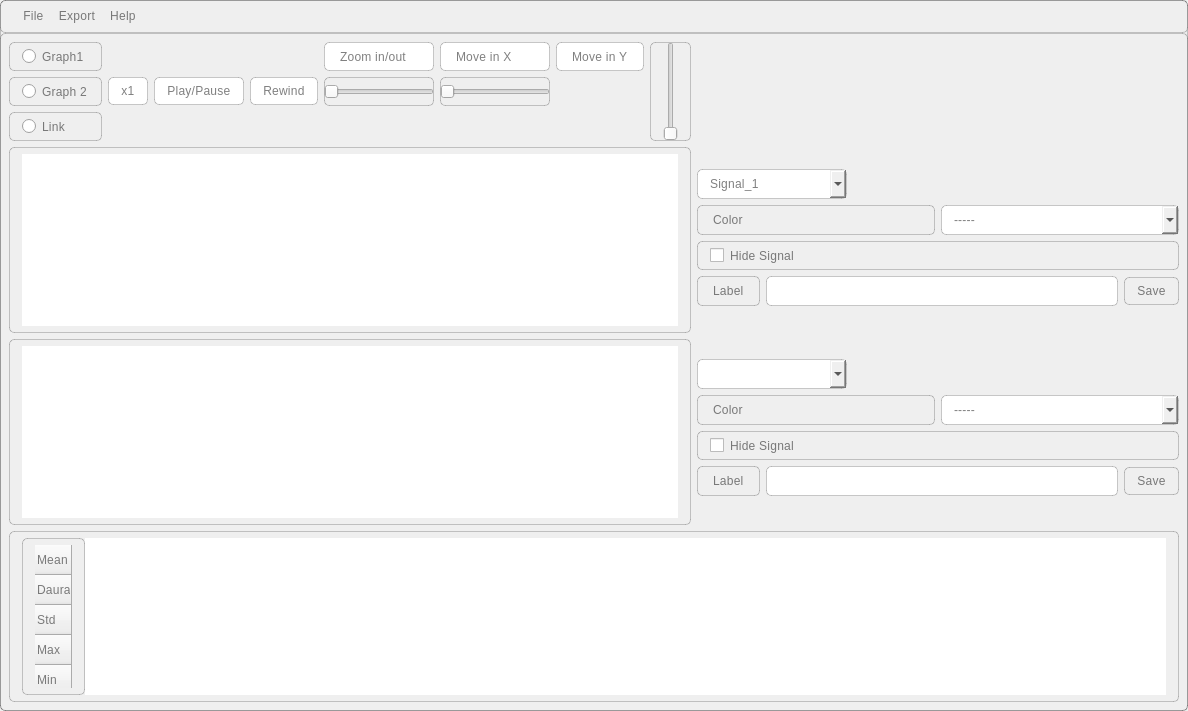
First picture: the form in main.ui, repository AliBadran716/Signal_Viewer, before the edit.
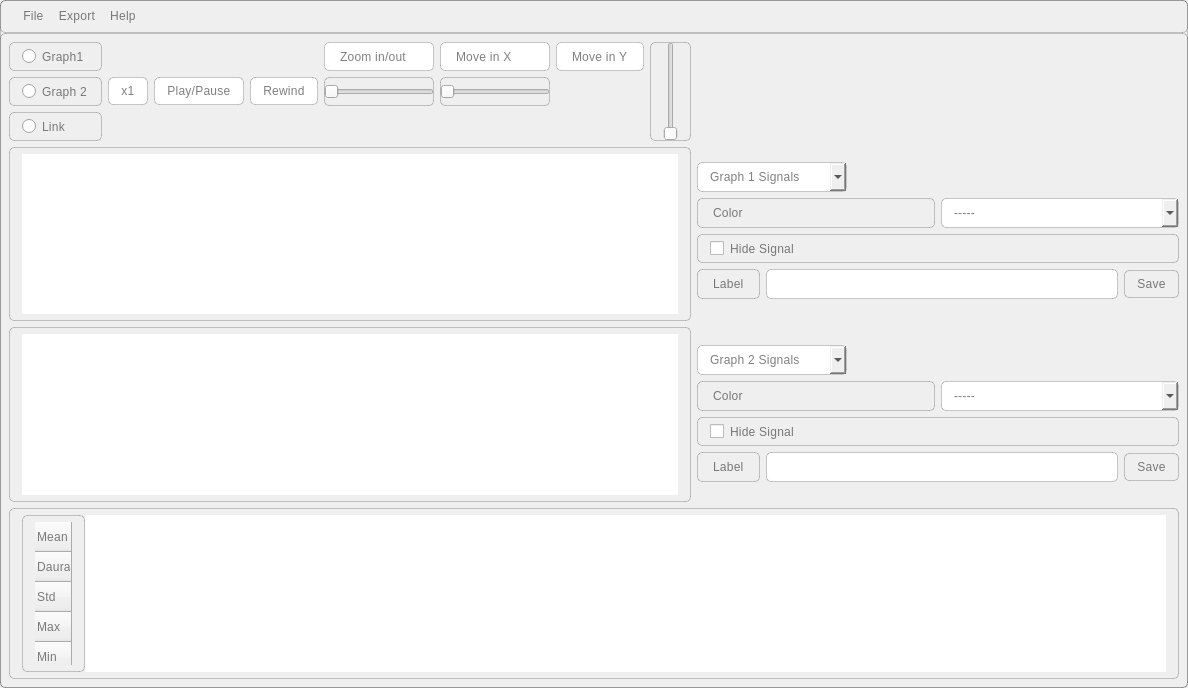
Second picture: the form after the edit. Custom widgets are drawn as their Qt base class.

Commit message: Add signal to graph and edit Signals ComboBox

```diff
--- a/main.ui
+++ b/main.ui
@@ -7,7 +7,7 @@
     <x>0</x>
     <y>0</y>
     <width>1188</width>
-    <height>711</height>
+    <height>688</height>
    </rect>
   </property>
   <property name="windowTitle">
@@ -256,7 +256,7 @@
               </property>
               <item>
                <property name="text">
-                <string>Signal_1</string>
+                <string>Graph 1 Signals</string>
                </property>
               </item>
              </widget>
@@ -374,6 +374,11 @@
                 <height>0</height>
                </size>
               </property>
+              <item>
+               <property name="text">
+                <string>Graph 2 Signals</string>
+               </property>
+              </item>
              </widget>
             </item>
             <item>
```
The commit also changes 1 other file.
